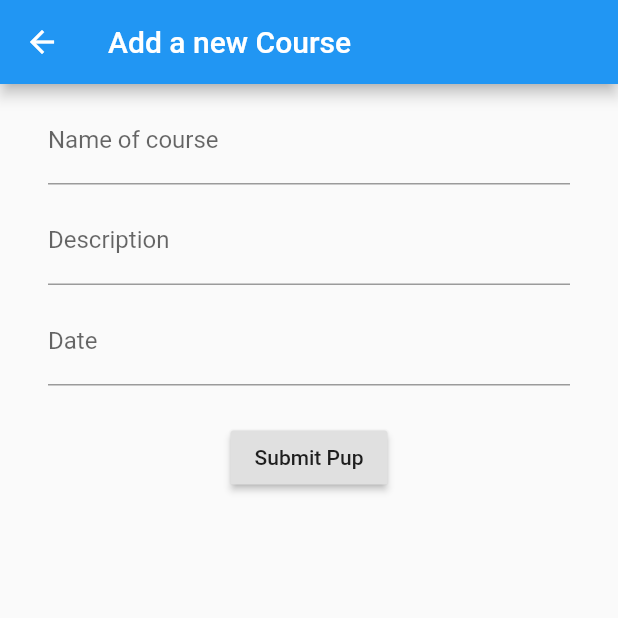
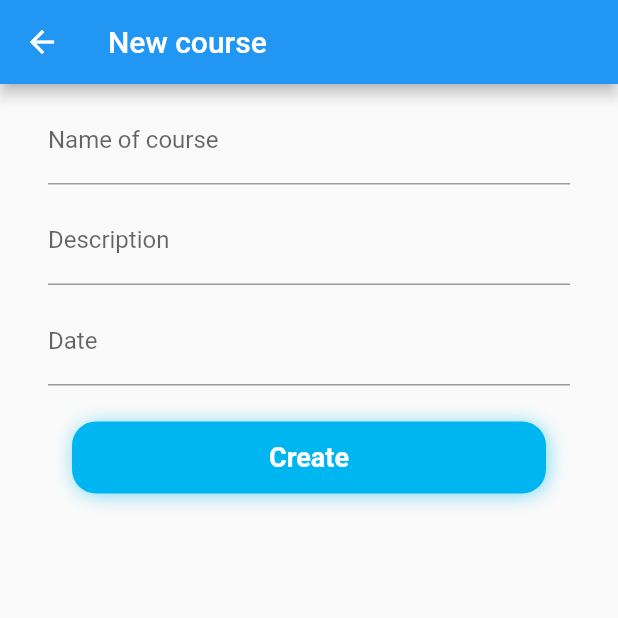
Before and after one commit to Flatnote/Coe-Ops, a Flutter app: the CreateCourseForm screen opened directly, on a phone screen of 412 x 824 dp, the top half of it. Run offline on Flutter 3.47's test engine with Material 2 defaults, Android fonts, the phone set to English and light mode, and no system bars.

```diff
--- a/lib/design_course/category_list_view.dart
+++ b/lib/design_course/category_list_view.dart
@@ -63,7 +63,7 @@ class _CategoryListViewState extends State<CategoryListView>
                     animation: animation,
                     animationController: animationController,
                     callback: () {
-                      widget.callBack();
+                      widget.callBack(Category.categoryList[index]);
                     },
                   );
                 },
--- a/lib/design_course/create_course_form.dart
+++ b/lib/design_course/create_course_form.dart
@@ -1,3 +1,4 @@
+import 'package:coeops/design_course/design_course_app_theme.dart';
 import 'package:flutter/material.dart';
 
 class CreateCourseForm extends StatefulWidget {
@@ -26,7 +27,7 @@ class _CreateCourseFormState extends State<CreateCourseForm>
     return SafeArea(
       child: Scaffold(
         appBar: AppBar(
-          title: Text('Add a new Course'),
+          title: Text('New course'),
         ),
         body: Container(
           child: Padding(
@@ -62,9 +63,47 @@ class _CreateCourseFormState extends State<CreateCourseForm>
                   padding: const EdgeInsets.all(16.0),
                   child: Builder(
                     builder: (context) {
-                      return RaisedButton(
-                        onPressed: () => print('PRESSED'),
-                        child: Text('Submit Pup'),
+                      return Row(
+                        mainAxisAlignment: MainAxisAlignment.center,
+                        crossAxisAlignment: CrossAxisAlignment.center,
+                        children: <Widget>[
+                          Expanded(
+                            child: InkWell(
+                              splashColor: Colors.transparent,
+                              onTap: () {
+                                print("Tap tap");
+                              },
+                              child: Container(
+                                height: 48,
+                                decoration: BoxDecoration(
+                                  color: DesignCourseAppTheme.nearlyBlue,
+                                  borderRadius: const BorderRadius.all(
+                                    Radius.circular(16.0),
+                                  ),
+                                  boxShadow: <BoxShadow>[
+                                    BoxShadow(
+                                        color: DesignCourseAppTheme.nearlyBlue
+                                            .withOpacity(0.5),
+                                        offset: const Offset(1.1, 1.1),
+                                        blurRadius: 10.0),
+                                  ],
+                                ),
+                                child: Center(
+                                  child: Text(
+                                    'Create',
+                                    textAlign: TextAlign.left,
+                                    style: TextStyle(
+                                      fontWeight: FontWeight.w600,
+                                      fontSize: 18,
+                                      letterSpacing: 0.0,
+                                      color: DesignCourseAppTheme.nearlyWhite,
+                                    ),
+                                  ),
+                                ),
+                              ),
+                            ),
+                          )
+                        ],
                       );
                     },
                   ),
--- a/lib/design_course/models/category.dart
+++ b/lib/design_course/models/category.dart
@@ -56,7 +56,7 @@ class Category {
       imagePath: 'assets/design_course/interFace4.png',
       title: 'Web Design Course',
       lessonCount: 28,
-      money: 208,
+      money: 28,
       rating: 4.9,
     ),
     Category(
@@ -70,7 +70,7 @@ class Category {
       imagePath: 'assets/design_course/interFace4.png',
       title: 'Web Design Course',
       lessonCount: 28,
-      money: 208,
+      money: 28,
       rating: 4.9,
     ),
   ];
--- a/lib/design_course/popular_course_list_view.dart
+++ b/lib/design_course/popular_course_list_view.dart
@@ -55,7 +55,7 @@ class _PopularCourseListViewState extends State<PopularCourseListView>
                   animationController.forward();
                   return CategoryView(
                     callback: () {
-                      widget.callBack();
+                      widget.callBack(Category.popularCourseList[index]);
                     },
                     category: Category.popularCourseList[index],
                     animation: animation,
```
Also changed, not shown: lib/design_course/course_info_screen.dart (+13 -5 lines), lib/design_course/home_design_course.dart (+7 -6 lines).
